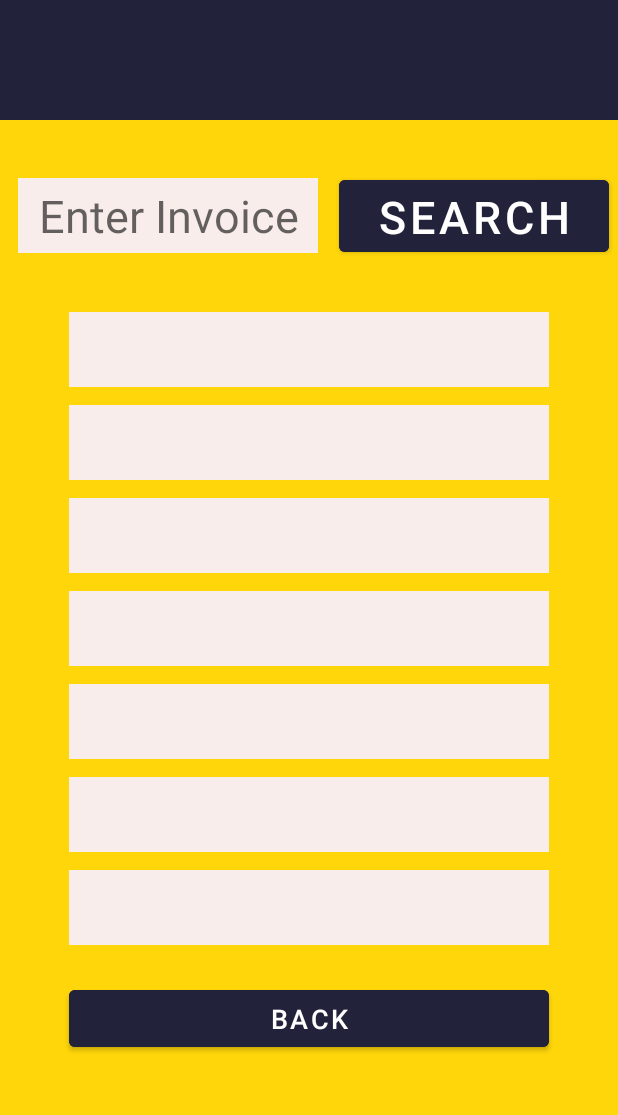
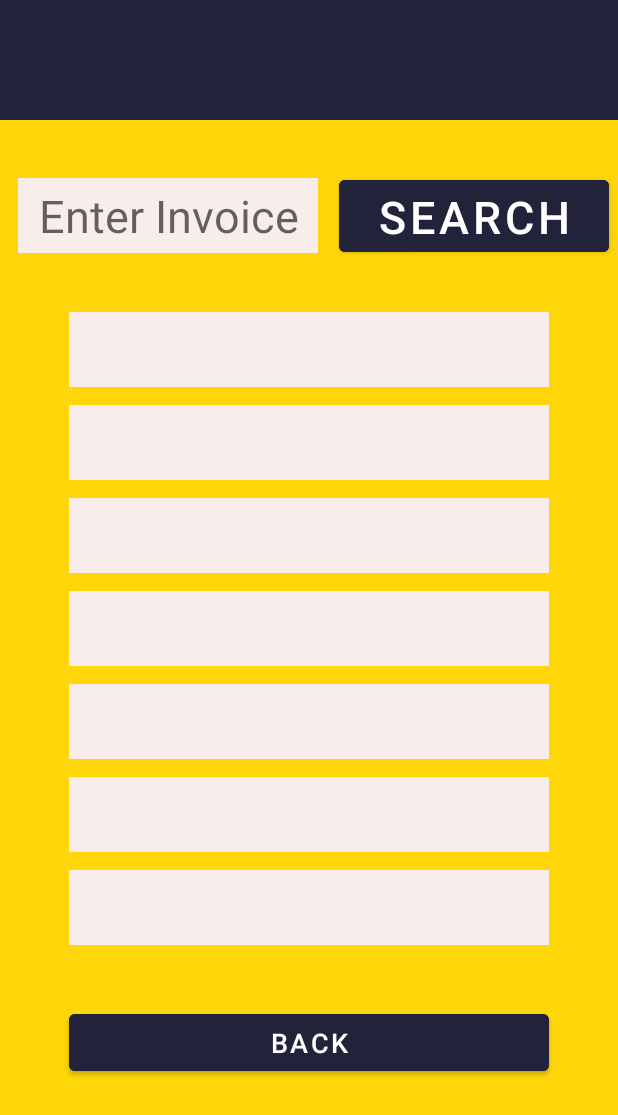
Before and after one commit to davidmillan5/CarDealerApp, an Android app: the InvoiceActivity screen opened directly, with no data from a screen before it, on a phone screen of 412 x 824 dp. Shown: the top 1115 px of the screen. Run offline under Robolectric (Android 15) with nearby library versions, the phone set to English and light mode, and no system bars.

Commit message:
Margintop back button  applied

```diff
--- a/app/src/main/res/layout/activity_invoice.xml
+++ b/app/src/main/res/layout/activity_invoice.xml
@@ -133,7 +133,7 @@
             android:id="@+id/backButton"
             android:layout_width="320sp"
             android:layout_height="50sp"
-            android:layout_marginTop="24dp"
+            android:layout_marginTop="40dp"
             android:textSize="18dp"
             android:onClick="Back"
             android:text="Back"
```
